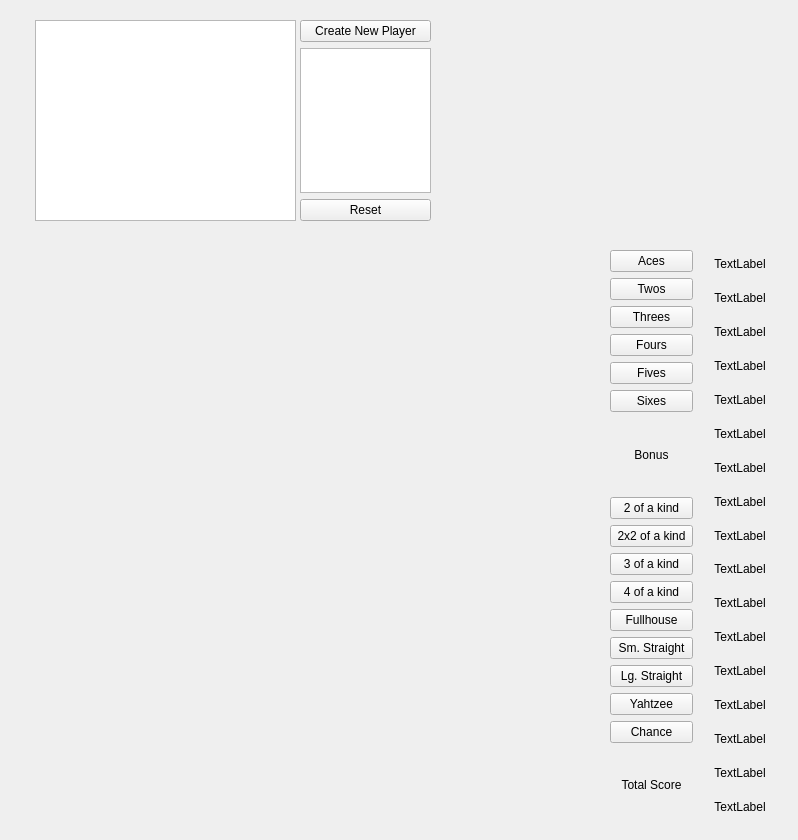
Before: the Qt Designer form GUI.ui in MoVo01/Kniffel, drawn with Qt 5.
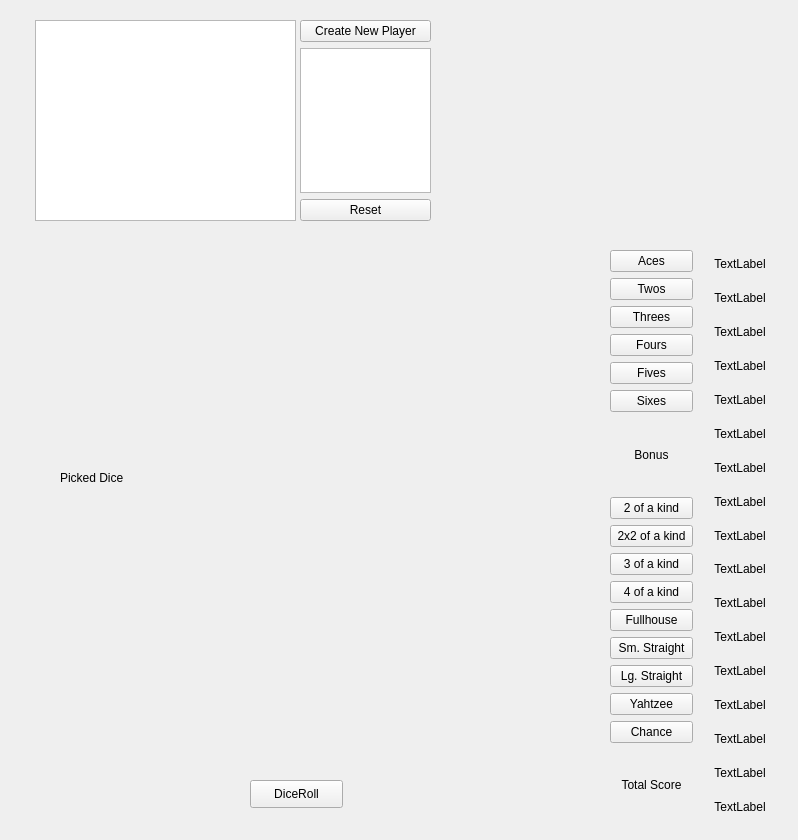
After: the same form once the commit is applied.

```diff
--- a/GUI.ui
+++ b/GUI.ui
@@ -107,6 +107,32 @@
       <height>571</height>
      </rect>
     </property>
+    <widget class="QPushButton" name="pushButton_16">
+     <property name="geometry">
+      <rect>
+       <x>220</x>
+       <y>530</y>
+       <width>93</width>
+       <height>28</height>
+      </rect>
+     </property>
+     <property name="text">
+      <string>DiceRoll</string>
+     </property>
+    </widget>
+    <widget class="QLabel" name="label_20">
+     <property name="geometry">
+      <rect>
+       <x>30</x>
+       <y>220</y>
+       <width>71</width>
+       <height>16</height>
+      </rect>
+     </property>
+     <property name="text">
+      <string>Picked Dice</string>
+     </property>
+    </widget>
    </widget>
    <widget class="QWidget" name="layoutWidget">
     <property name="geometry">
```
